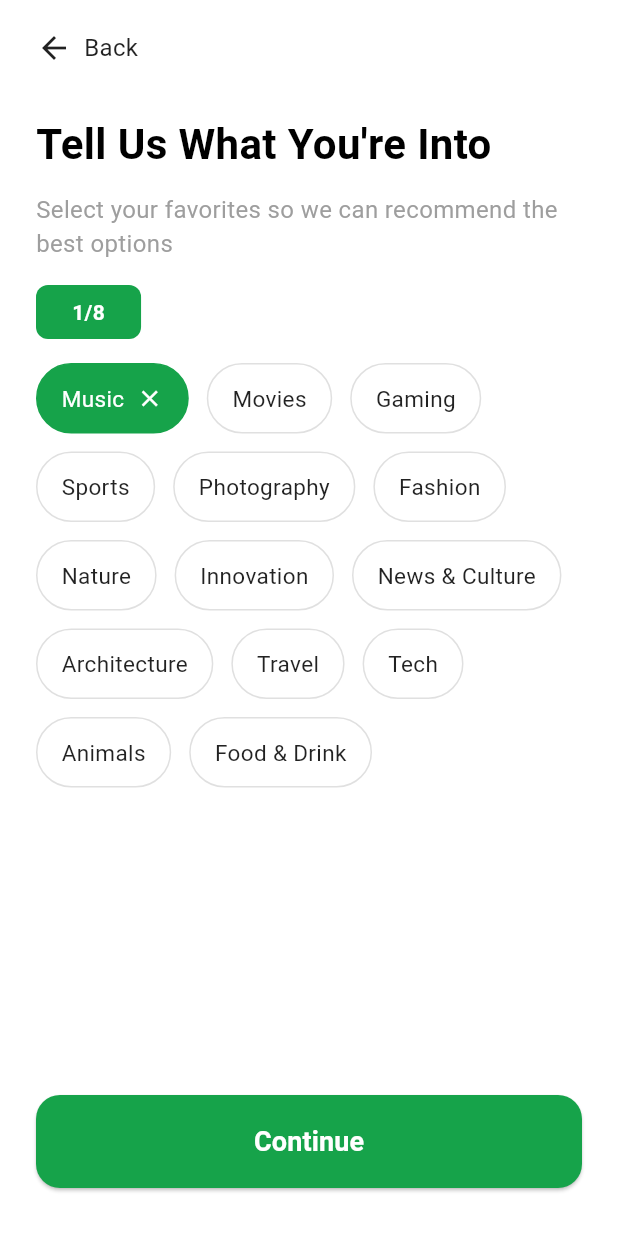
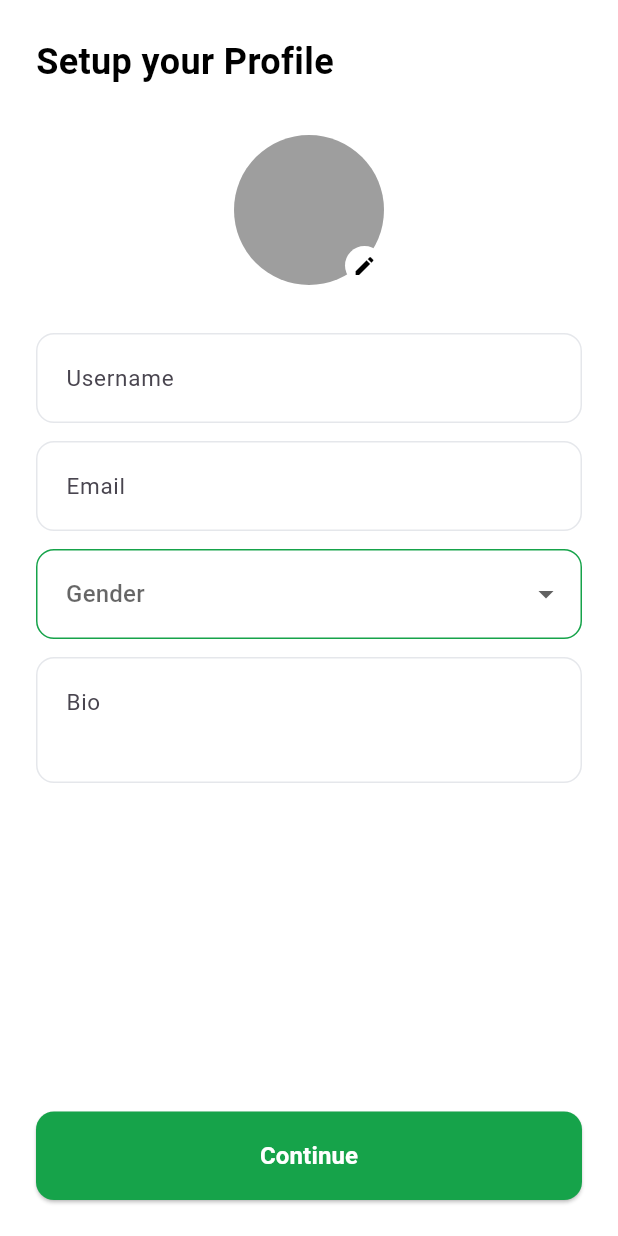
Before and after one commit to sudo-init-do/okies, a Flutter app: the OnboardingInterestsScreen screen opened by its route, after a tap on "Music", after a tap on "Continue", on a phone screen of 412 x 824 dp. Run offline on Flutter 3.47's test engine with Material 3 defaults, Android fonts, the light colour scheme and no system bars.

Commit message:
feat: add SetupProfileScreen and update routing for onboarding process

```diff
--- a/lib/main.dart
+++ b/lib/main.dart
@@ -5,7 +5,8 @@
 import 'screens/login_screen.dart';
 import 'screens/reset_password_screen.dart';
 import 'screens/verify_otp_screen.dart';
-import 'screens/onboarding_interests_screen.dart'; // <-- Make sure this file exists
+import 'screens/onboarding_interests_screen.dart';
+import 'screens/setup_profile_screen.dart'; // <-- Added import
 
 void main() => runApp(const MyApp());
 
@@ -28,7 +29,8 @@
         '/login': (context) => const LoginScreen(),
         '/reset-password': (context) => const ResetPasswordScreen(),
         '/verify-reset-otp': (context) => const VerifyOtpScreen(),
-        '/onboarding-interests': (context) => const OnboardingInterestsScreen(), // ✅ Added this line
+        '/onboarding-interests': (context) => const OnboardingInterestsScreen(),
+        '/setup-profile': (context) => const SetupProfileScreen(), // <-- Added route
       },
       onGenerateRoute: (settings) {
         if (settings.name == '/otp') {
--- a/lib/screens/onboarding_interests_screen.dart
+++ b/lib/screens/onboarding_interests_screen.dart
@@ -128,9 +128,9 @@ class _OnboardingInterestsScreenState extends State<OnboardingInterestsScreen> {
               SizedBox(
                 width: double.infinity,
                 child: ElevatedButton(
-                  onPressed: selectedInterests.isNotEmpty ? () {
-                    // TODO: Implement next step
-                  } : null,
+                  onPressed: selectedInterests.isNotEmpty
+                      ? () => Navigator.pushNamed(context, '/setup-profile')
+                      : null,
                   style: ElevatedButton.styleFrom(
                     backgroundColor: const Color(0xFF16A34A),
                     foregroundColor: Colors.white,
--- /dev/null
+++ b/lib/screens/setup_profile_screen.dart
@@ -0,0 +1,171 @@
+import 'package:flutter/material.dart';
+
+class SetupProfileScreen extends StatefulWidget {
+  const SetupProfileScreen({super.key});
+
+  @override
+  State<SetupProfileScreen> createState() => _SetupProfileScreenState();
+}
+
+class _SetupProfileScreenState extends State<SetupProfileScreen> {
+  final _usernameController = TextEditingController();
+  final _emailController = TextEditingController();
+  final _bioController = TextEditingController();
+  String? _selectedGender;
+
+  final List<String> _genders = ['Male', 'Female', 'Other'];
+
+  @override
+  Widget build(BuildContext context) {
+    return Scaffold(
+      backgroundColor: Colors.white,
+      body: SafeArea(
+        child: Padding(
+          padding: const EdgeInsets.symmetric(horizontal: 24),
+          child: Column(
+            crossAxisAlignment: CrossAxisAlignment.center,
+            children: [
+              const SizedBox(height: 24),
+
+              const Align(
+                alignment: Alignment.centerLeft,
+                child: Text(
+                  'Setup your Profile',
+                  style: TextStyle(
+                    fontSize: 24,
+                    fontWeight: FontWeight.w600,
+                    color: Colors.black,
+                  ),
+                ),
+              ),
+
+              const SizedBox(height: 32),
+
+              // Avatar with edit icon
+              Stack(
+                alignment: Alignment.bottomRight,
+                children: [
+                  const CircleAvatar(
+                    radius: 50,
+                    backgroundColor: Colors.grey,
+                  ),
+                  Positioned(
+                    right: 0,
+                    bottom: 0,
+                    child: Container(
+                      width: 26,
+                      height: 26,
+                      decoration: BoxDecoration(
+                        shape: BoxShape.circle,
+                        color: Colors.white,
+                      ),
+                      child: const Icon(Icons.edit, size: 16, color: Colors.black),
+                    ),
+                  ),
+                ],
+              ),
+
+              const SizedBox(height: 32),
+
+              _buildInputField(hintText: 'Username', controller: _usernameController),
+              const SizedBox(height: 12),
+
+              _buildInputField(hintText: 'Email', controller: _emailController),
+              const SizedBox(height: 12),
+
+              _buildGenderDropdown(),
+              const SizedBox(height: 12),
+
+              _buildInputField(hintText: 'Bio', controller: _bioController, maxLines: 2),
+              const Spacer(),
+
+              // Continue button
+              SizedBox(
+                width: double.infinity,
+                child: ElevatedButton(
+                  onPressed: () {
+                    // TODO: Proceed to next screen
+                  },
+                  style: ElevatedButton.styleFrom(
+                    backgroundColor: const Color(0xFF16A34A),
+                    foregroundColor: Colors.white,
+                    padding: const EdgeInsets.symmetric(vertical: 18),
+                    shape: RoundedRectangleBorder(
+                      borderRadius: BorderRadius.circular(12),
+                    ),
+                  ),
+                  child: const Text(
+                    'Continue',
+                    style: TextStyle(
+                      fontWeight: FontWeight.w600,
+                      fontSize: 16,
+                    ),
+                  ),
+                ),
+              ),
+              const SizedBox(height: 24),
+            ],
+          ),
+        ),
+      ),
+    );
+  }
+
+  Widget _buildInputField({
+    required String hintText,
+    required TextEditingController controller,
+    int maxLines = 1,
+  }) {
+    return TextField(
+      controller: controller,
+      maxLines: maxLines,
+      decoration: InputDecoration(
+        hintText: hintText,
+        contentPadding: const EdgeInsets.symmetric(horizontal: 16, vertical: 18),
+        hintStyle: const TextStyle(fontSize: 15),
+        border: OutlineInputBorder(
+          borderRadius: BorderRadius.circular(12),
+          borderSide: const BorderSide(color: Color(0xFFE5E7EB)),
+        ),
+        enabledBorder: OutlineInputBorder(
+          borderRadius: BorderRadius.circular(12),
+          borderSide: const BorderSide(color: Color(0xFFE5E7EB)),
+        ),
+        focusedBorder: OutlineInputBorder(
+          borderRadius: BorderRadius.circular(12),
+          borderSide: const BorderSide(color: Color(0xFF16A34A)),
+        ),
+      ),
+    );
+  }
+
+  Widget _buildGenderDropdown() {
+    return DropdownButtonFormField<String>(
+      value: _selectedGender,
+      hint: const Text('Gender'),
+      items: _genders.map((gender) {
+        return DropdownMenuItem(
+          value: gender,
+          child: Text(gender),
+        );
+      }).toList(),
+      onChanged: (value) => setState(() => _selectedGender = value),
+      decoration: InputDecoration(
+        contentPadding: const EdgeInsets.symmetric(horizontal: 16, vertical: 18),
+        hintStyle: const TextStyle(fontSize: 15),
+        border: OutlineInputBorder(
+          borderRadius: BorderRadius.circular(12),
+          borderSide: const BorderSide(color: Color(0xFFE5E7EB)),
+        ),
+        enabledBorder: OutlineInputBorder(
+          borderRadius: BorderRadius.circular(12),
+          borderSide: const BorderSide(color: Color(0xFF16A34A)),
+        ),
+        focusedBorder: OutlineInputBorder(
+          borderRadius: BorderRadius.circular(12),
+          borderSide: const BorderSide(color: Color(0xFF16A34A), width: 1.5),
+        ),
+      ),
+    );
+  }
+}
```
